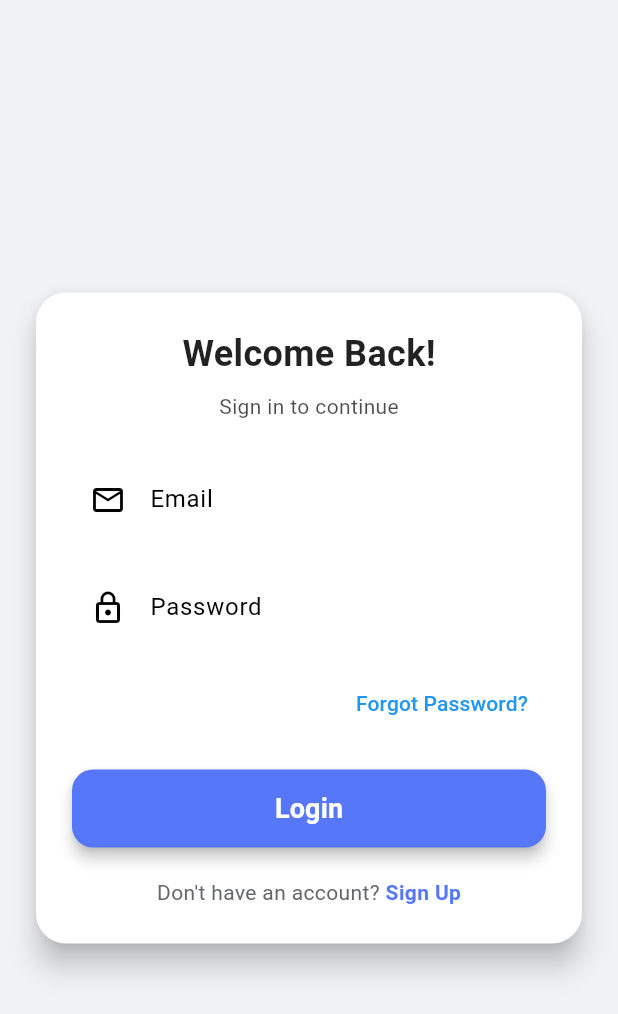
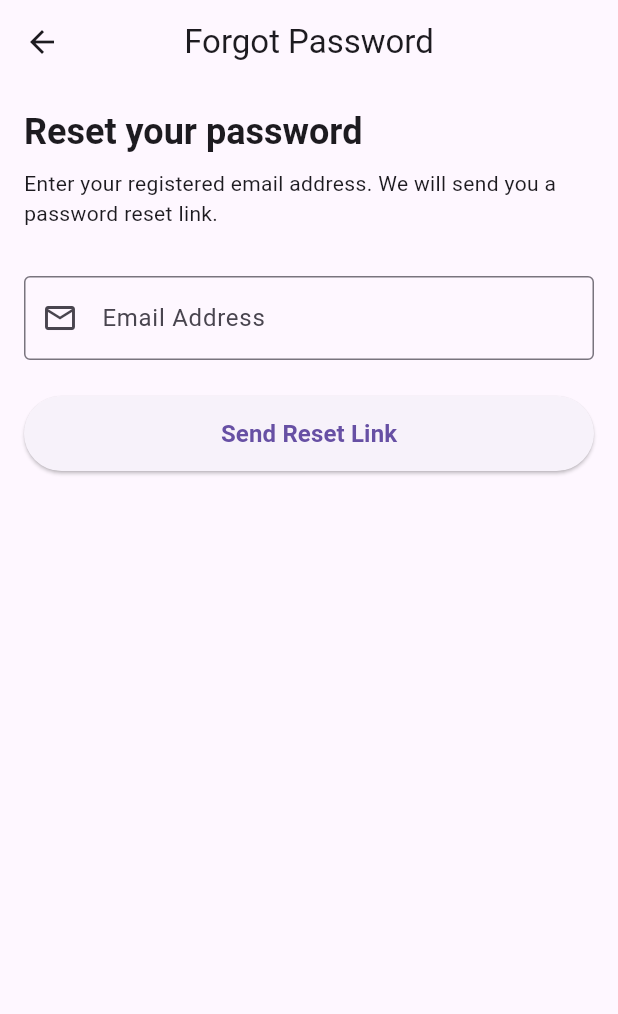
Before and after one commit to fredsuomie/TEAM-17-EXCELERATE-INTERN-PROJ, a Flutter app: the LoginScreen screen opened directly, after a tap on "Forgot Password?", on a phone screen of 412 x 824 dp. Shown: the top 1014 px of the screen. Run offline on Flutter 3.47's test engine with Material 3 defaults, Android fonts, the phone set to English and light mode, and no system bars; our stand-ins replace firebase_auth, firebase_core; accounts and stored records are empty.

Commit message:
Implement Firebase auth flow including login, signup, forgot password, and logout

```diff
--- /dev/null
+++ b/lib/screens/forgot_password_screen.dart
@@ -0,0 +1,135 @@
+import 'package:flutter/material.dart';
+import 'package:firebase_auth/firebase_auth.dart';
+
+class ForgotPasswordScreen extends StatefulWidget {
+  const ForgotPasswordScreen({super.key});
+
+  @override
+  State<ForgotPasswordScreen> createState() => _ForgotPasswordScreenState();
+}
+
+class _ForgotPasswordScreenState extends State<ForgotPasswordScreen> {
+  final _formKey = GlobalKey<FormState>();
+  final TextEditingController _emailController = TextEditingController();
+
+  bool _isLoading = false;
+
+  Future<void> _resetPassword() async {
+    if (!_formKey.currentState!.validate()) return;
+
+    setState(() => _isLoading = true);
+
+    try {
+      await FirebaseAuth.instance.sendPasswordResetEmail(
+        email: _emailController.text.trim(),
+      );
+
+      if (!mounted) return;
+
+      ScaffoldMessenger.of(context).showSnackBar(
+        const SnackBar(
+          content: Text('Password reset link sent to your email'),
+          backgroundColor: Colors.green,
+        ),
+      );
+
+      Navigator.pop(context); // Go back to Login screen
+    } on FirebaseAuthException catch (e) {
+      String message = 'Something went wrong';
+
+      if (e.code == 'user-not-found') {
+        message = 'No user found with this email';
+      }
+
+      ScaffoldMessenger.of(context).showSnackBar(
+        SnackBar(
+          content: Text(message),
+          backgroundColor: Colors.red,
+        ),
+      );
+    } finally {
+      if (mounted) setState(() => _isLoading = false);
+    }
+  }
+
+  @override
+  Widget build(BuildContext context) {
+    final isDark = Theme.of(context).brightness == Brightness.dark;
+
+    return Scaffold(
+      appBar: AppBar(
+        title: const Text('Forgot Password'),
+        centerTitle: true,
+      ),
+      body: Padding(
+        padding: const EdgeInsets.all(16),
+        child: Form(
+          key: _formKey,
+          child: Column(
+            crossAxisAlignment: CrossAxisAlignment.start,
+            children: [
+              /// TITLE
+              Text(
+                'Reset your password',
+                style: Theme.of(context).textTheme.headlineSmall?.copyWith(
+                  fontWeight: FontWeight.bold,
+                ),
+              ),
+
+              const SizedBox(height: 8),
+
+              Text(
+                'Enter your registered email address. We will send you a password reset link.',
+                style: Theme.of(context).textTheme.bodyMedium,
+              ),
+
+              const SizedBox(height: 32),
+
+              /// EMAIL FIELD
+              TextFormField(
+                controller: _emailController,
+                keyboardType: TextInputType.emailAddress,
+                decoration: const InputDecoration(
+                  labelText: 'Email Address',
+                  prefixIcon: Icon(Icons.email_outlined),
+                  border: OutlineInputBorder(),
+                ),
+                validator: (value) {
+                  if (value == null || value.isEmpty) {
+                    return 'Email is required';
+                  }
+                  if (!value.contains('@')) {
+                    return 'Enter a valid email';
+                  }
+                  return null;
+                },
+              ),
+
+              const SizedBox(height: 24),
+
+              /// BUTTON
+              SizedBox(
+                width: double.infinity,
+                height: 50,
+                child: ElevatedButton(
+                  onPressed: _isLoading ? null : _resetPassword,
+                  child: _isLoading
+                      ? const CircularProgressIndicator(
+                    color: Colors.white,
+                  )
+                      : const Text(
+                    'Send Reset Link',
+                    style: TextStyle(
+                      fontSize: 16,
+                      fontWeight: FontWeight.bold,
+                    ),
+                  ),
+                ),
+              ),
+            ],
+          ),
+        ),
+      ),
+    );
+  }
+}
--- a/lib/screens/login_screen.dart
+++ b/lib/screens/login_screen.dart
@@ -1,9 +1,53 @@
 import 'package:flutter/material.dart';
+import 'package:firebase_auth/firebase_auth.dart';
 import 'package:learnsphere/screens/home_screen.dart';
+import 'package:learnsphere/screens/forgot_password_screen.dart';
+import 'package:learnsphere/screens/signup_screen.dart';
 
+class LoginScreen extends StatefulWidget {
+  const LoginScreen({super.key});
 
-class LoginScreen extends StatelessWidget {
-  const LoginScreen({super.key});
+  @override
+  State<LoginScreen> createState() => _LoginScreenState();
+}
+
+class _LoginScreenState extends State<LoginScreen> {
+  final TextEditingController _emailController = TextEditingController();
+  final TextEditingController _passwordController = TextEditingController();
+
+  bool _isLoading = false;
+
+  Future<void> _login() async {
+    final email = _emailController.text.trim();
+    final password = _passwordController.text.trim();
+
+    if (email.isEmpty || password.isEmpty) {
+      ScaffoldMessenger.of(context).showSnackBar(
+        const SnackBar(content: Text('Please enter email and password')),
+      );
+      return;
+    }
+
+    setState(() => _isLoading = true);
+
+    try {
+      await FirebaseAuth.instance.signInWithEmailAndPassword(
+        email: email,
+        password: password,
+      );
+
+      Navigator.pushReplacement(
+        context,
+        MaterialPageRoute(builder: (_) => const HomeScreen()),
+      );
+    } on FirebaseAuthException catch (e) {
+      ScaffoldMessenger.of(context).showSnackBar(
+        SnackBar(content: Text(e.message ?? 'Login failed')),
+      );
+    } finally {
+      setState(() => _isLoading = false);
+    }
+  }
 
   @override
   Widget build(BuildContext context) {
@@ -50,6 +94,7 @@ class LoginScreen extends StatelessWidget {
 
                   /// EMAIL
                   TextField(
+                    controller: _emailController,
                     decoration: InputDecoration(
                       labelText: 'Email',
                       prefixIcon: const Icon(Icons.email_outlined),
@@ -63,6 +108,7 @@ class LoginScreen extends StatelessWidget {
 
                   /// PASSWORD
                   TextField(
+                    controller: _passwordController,
                     obscureText: true,
                     decoration: InputDecoration(
                       labelText: 'Password',
@@ -79,14 +125,21 @@ class LoginScreen extends StatelessWidget {
                   Align(
                     alignment: Alignment.centerRight,
                     child: TextButton(
-                      onPressed: () {},
+                      onPressed: () {
+                        Navigator.push(
+                          context,
+                          MaterialPageRoute(
+                            builder: (_) => const ForgotPasswordScreen(),
+                          ),
+                        );
+                      },
                       child: const Text('Forgot Password?'),
                     ),
                   ),
 
                   const SizedBox(height: 20),
 
-                  /// LOGIN BUTTON (FIXED)
+                  /// LOGIN BUTTON
                   SizedBox(
                     width: double.infinity,
                     height: 52,
@@ -99,15 +152,10 @@ class LoginScreen extends StatelessWidget {
                         ),
                         elevation: 4,
                       ),
-                      onPressed: () {
-                        Navigator.pushReplacement(
-                          context,
-                          MaterialPageRoute(
-                            builder: (_) => const HomeScreen(),
-                          ),
-                        );
-                      },
-                      child: const Text(
+                      onPressed: _isLoading ? null : _login,
+                      child: _isLoading
+                          ? const CircularProgressIndicator(color: Colors.white)
+                          : const Text(
                         'Login',
                         style: TextStyle(
                           fontSize: 18,
@@ -122,17 +170,27 @@ class LoginScreen extends StatelessWidget {
                   /// SIGN UP
                   Row(
                     mainAxisAlignment: MainAxisAlignment.center,
-                    children: const [
-                      Text("Don't have an account? "),
-                      Text(
-                        'Sign Up',
-                        style: TextStyle(
-                          color: Color(0xFF5577F8),
-                          fontWeight: FontWeight.bold,
+                    children: [
+                      const Text("Don't have an account? "),
+                      TextButton(
+                        onPressed: () {
+                          Navigator.push(
+                            context,
+                            MaterialPageRoute(
+                              builder: (_) => const SignupScreen(),
+                            ),
+                          );
+                        },
+                        child: const Text(
+                          'Sign Up',
+                          style: TextStyle(
+                            color: Color(0xFF5577F8),
+                            fontWeight: FontWeight.bold,
+                          ),
                         ),
                       ),
                     ],
-                  )
+                  ),
                 ],
               ),
             ),
--- a/pubspec.yaml
+++ b/pubspec.yaml
@@ -34,6 +34,8 @@ dependencies:
   # The following adds the Cupertino Icons font to your application.
   # Use with the CupertinoIcons class for iOS style icons.
   cupertino_icons: ^1.0.8
+  firebase_core: ^4.4.0
+  firebase_auth: ^6.1.4
 
 dev_dependencies:
   flutter_test:
```
Also changed, not shown: lib/main.dart (+11 -41 lines), lib/screens/home_screen.dart (+62 -13 lines), lib/screens/program_list_screen.dart (+8 -1 lines), lib/screens/progress_screen.dart (added, +135 -0 lines), lib/screens/signup_screen.dart (added, +182 -0 lines), pubspec.lock, 11 other files.
